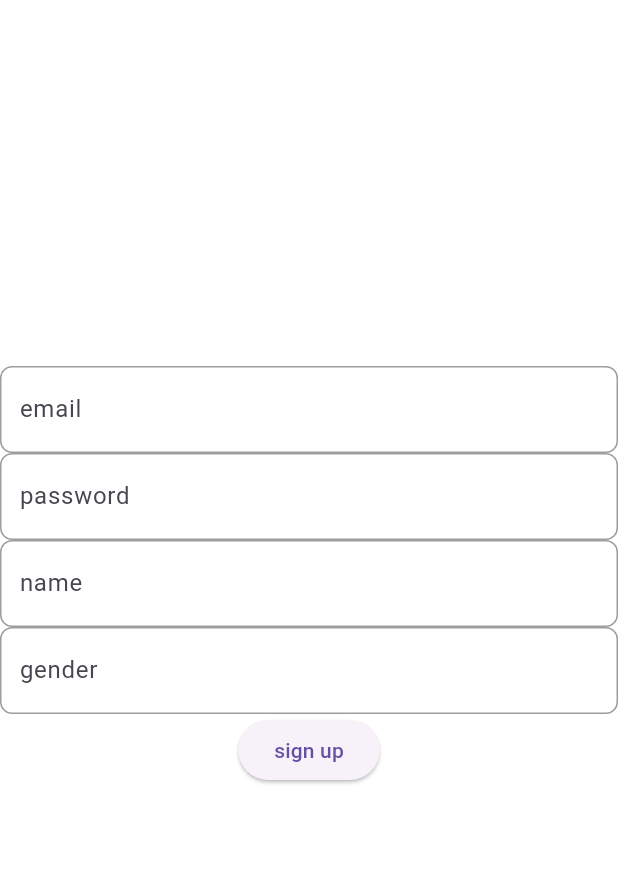
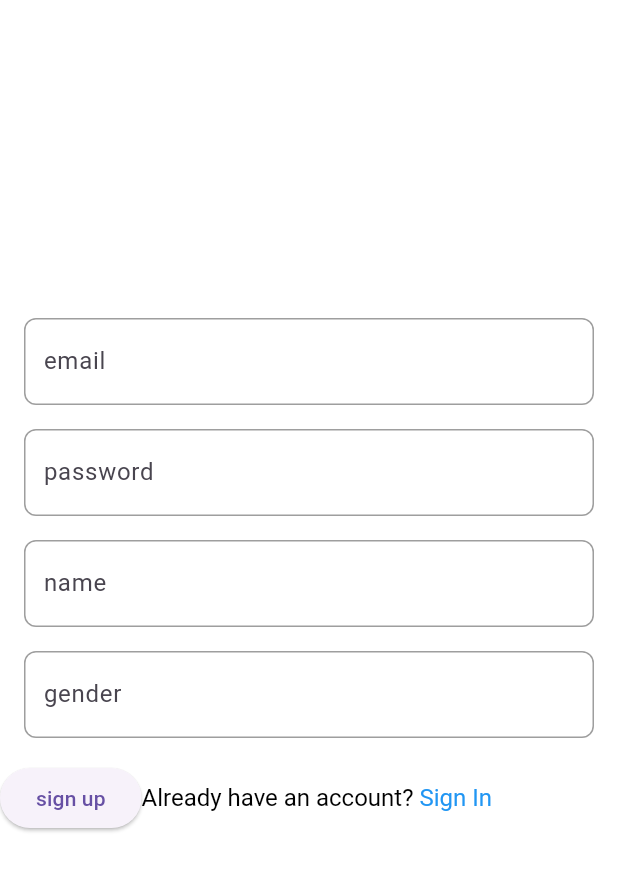
Before and after one commit to muhammadolammi/autobucket, a Flutter app: the screen it shows after launch, on a phone screen of 412 x 824 dp, the part 84-976 px from its top. Run offline on Flutter 3.47's test engine with Material 3 defaults, Android fonts, the phone set to English and light mode, and no system bars; our stand-ins replace cloud_firestore, firebase_auth, firebase_core, flutter_riverpod, fpdart; accounts and stored records are empty; generated files the repository leaves out were written again.

Commit message:
setting up riverpod

```diff
--- a/lib/components/input.dart
+++ b/lib/components/customfield.dart
@@ -19,6 +19,7 @@ class _CustomFormFieldState extends State<CustomFormField> {
   @override
   Widget build(BuildContext context) {
     return Container(
+      margin: EdgeInsets.only(bottom: 16.0, left: 16.0, right: 16.0),
       decoration: BoxDecoration(
         borderRadius: BorderRadius.circular(8.0),
         border: Border.all(color: Colors.grey),
--- /dev/null
+++ b/lib/features/auth/views/signUpView.dart
@@ -0,0 +1,87 @@
+import 'package:autobucket/components/appbar.dart';
+import 'package:autobucket/components/customfield.dart';
+import 'package:autobucket/features/auth/views/signInView.dart';
+import 'package:autobucket/models/user.dart';
+import 'package:autobucket/provider.dart';
+import 'package:flutter/gestures.dart';
+import 'package:flutter/material.dart';
+import 'package:flutter_riverpod/flutter_riverpod.dart';
+
+class SignUpView extends ConsumerStatefulWidget {
+  static String route = 'signupRoute';
+  const SignUpView({super.key});
+
+  @override
+  ConsumerState<SignUpView> createState() => _SignUpState();
+}
+
+class _SignUpState extends ConsumerState<SignUpView> {
+  @override
+  Widget build(BuildContext context) {
+    final auth = ref.watch(authProvider);
+    final emailContoller = TextEditingController();
+    final genderContoller = TextEditingController();
+
+    final nameContoller = TextEditingController();
+
+    final passwordContoller = TextEditingController();
+
+    void signUpFunc(UserModel user) {
+      auth.signUp(user);
+    }
+
+    return Scaffold(
+      appBar: myAppBar,
+      body: Container(
+        color: Colors.white,
+        child: Column(
+          mainAxisAlignment: MainAxisAlignment.center,
+          children: [
+            CustomFormField(labelText: "email", controller: emailContoller),
+            CustomFormField(
+                labelText: "password", controller: passwordContoller),
+            CustomFormField(labelText: "name", controller: nameContoller),
+            CustomFormField(labelText: "gender", controller: genderContoller),
+            Row(
+              children: [
+                ElevatedButton(
+                    onPressed: () {
+                      signUpFunc(UserModel(
+                          name: nameContoller.text,
+                          email: emailContoller.text,
+                          password: passwordContoller.text,
+                          isWorker: false,
+                          isAdmin: false,
+                          profilePic: "",
+                          gender: genderContoller.text));
+                    },
+                    child: Text("sign up")),
+                RichText(
+                    text: TextSpan(
+                        text: "Already have an account?",
+                        style: const TextStyle(
+                          fontSize: 16,
+                          color: Colors.black,
+                        ),
+                        children: [
+                      TextSpan(
+                        text: ' Sign In',
+                        style: const TextStyle(
+                          color: Colors.blue,
+                          fontSize: 16,
+                        ),
+                        recognizer: TapGestureRecognizer()
+                          ..onTap = () {
+                            print("tapped");
+                            Navigator.pushNamed(context, SignInView.route);
+                          },
+                      ),
+                    ])),
+              ],
+            )
+          ],
+        ),
+      ),
+    );
+  }
+}
--- a/lib/main.dart
+++ b/lib/main.dart
@@ -1,5 +1,6 @@
-import 'package:autobucket/home/view.dart';
-import 'package:autobucket/signup/view.dart';
+import 'package:autobucket/features/auth/views/signInView.dart';
+import 'package:autobucket/features/home/view.dart';
+import 'package:autobucket/features/auth/views/signUpView.dart';
 import 'package:flutter/material.dart';
 import 'firebase_options.dart';
 import 'package:firebase_core/firebase_core.dart';
@@ -19,10 +20,15 @@ class MyApp extends StatelessWidget {
   // This widget is the root of your application.
   @override
   Widget build(BuildContext context) {
-    return const MaterialApp(
+    return MaterialApp(
       debugShowCheckedModeBanner: false,
       title: 'Auto Bucket',
-      home: SignUp(),
+      home: SignUpView(),
+      routes: {
+        SignUpView.route: (context) => SignUpView(),
+        SignInView.route: (context) => SignInView(),
+        HomeView.route: (context) => HomeView(),
+      },
     );
   }
 }
--- a/lib/signup/view.dart
+++ /dev/null
@@ -1,59 +0,0 @@
-import 'package:autobucket/components/appbar.dart';
-import 'package:autobucket/components/input.dart';
-import 'package:autobucket/models/user.dart';
-import 'package:autobucket/provider.dart';
-import 'package:flutter/material.dart';
-import 'package:flutter_riverpod/flutter_riverpod.dart';
-
-class SignUp extends ConsumerStatefulWidget {
-  const SignUp({super.key});
-
-  @override
-  ConsumerState<SignUp> createState() => _SignUpState();
-}
-
-class _SignUpState extends ConsumerState<SignUp> {
-  @override
-  Widget build(BuildContext context) {
-    final auth = ref.watch(authProvider);
-    final emailContoller = TextEditingController();
-    final genderContoller = TextEditingController();
-
-    final nameContoller = TextEditingController();
-
-    final passwordContoller = TextEditingController();
-
-    void signUpFunc(UserModel user) {
-      auth.signUp(user);
-    }
-
-    return Scaffold(
-      appBar: myAppBar,
-      body: Container(
-        color: Colors.white,
-        child: Column(
-          mainAxisAlignment: MainAxisAlignment.center,
-          children: [
-            CustomFormField(labelText: "email", controller: emailContoller),
-            CustomFormField(
-                labelText: "password", controller: passwordContoller),
-            CustomFormField(labelText: "name", controller: nameContoller),
-            CustomFormField(labelText: "gender", controller: genderContoller),
-            ElevatedButton(
-                onPressed: () {
-                  signUpFunc(UserModel(
-                      name: nameContoller.text,
-                      email: emailContoller.text,
-                      password: passwordContoller.text,
-                      isWorker: false,
-                      isAdmin: false,
-                      profilePic: "",
-                      gender: genderContoller.text));
-                },
-                child: Text("sign up"))
-          ],
-        ),
-      ),
-    );
-  }
-}
--- a/pubspec.yaml
+++ b/pubspec.yaml
@@ -40,6 +40,7 @@ dependencies:
   firebase_core: ^2.27.2
   firebase_auth: ^4.18.0
   cloud_firestore: ^4.15.10
+  fpdart: ^1.1.0
 
 dev_dependencies:
   flutter_test:
```
Also changed, not shown: lib/api/auth.dart (+6 -4 lines), lib/features/auth/controller.dart (added, +13 -0 lines), lib/features/auth/views/signInView.dart (added, +97 -0 lines), lib/features/home/view.dart (added, +25 -0 lines), lib/home/view.dart (deleted, +0 -19 lines), lib/provider.dart (+8 -0 lines), pubspec.lock.
